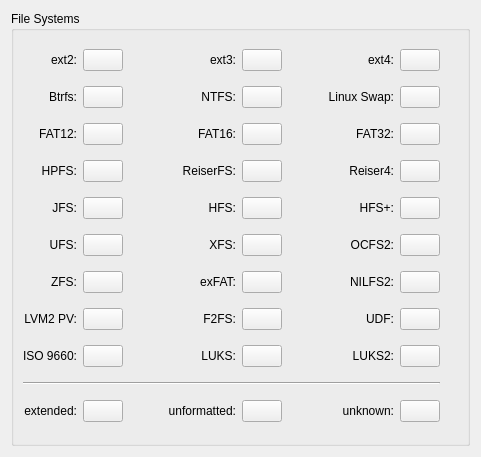
Old version of the form src/config/configurepagefilesystemcolors.ui in the repository KDE/partitionmanager.
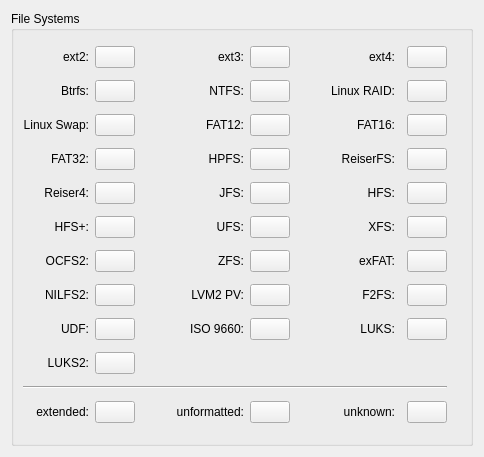
New version of the form. Custom widgets are drawn as their Qt base class.

Commit message: Adding support for detecting linux_raid_member file system.

What changed in the file:
```diff
--- a/src/config/configurepagefilesystemcolors.ui
+++ b/src/config/configurepagefilesystemcolors.ui
@@ -6,7 +6,7 @@
    <rect>
     <x>0</x>
     <y>0</y>
-    <width>481</width>
+    <width>484</width>
     <height>457</height>
    </rect>
   </property>
@@ -94,7 +94,7 @@
         </property>
        </widget>
       </item>
-      <item row="0" column="7">
+      <item row="0" column="8">
        <widget class="KColorButton" name="kcfg_fileSystemColorCodeExt4"/>
       </item>
       <item row="1" column="0">
@@ -156,6 +156,19 @@
        </spacer>
       </item>
       <item row="1" column="6">
+       <widget class="QLabel" name="textLabel_18">
+        <property name="text">
+         <string>Linux RAID:</string>
+        </property>
+        <property name="alignment">
+         <set>Qt::AlignRight|Qt::AlignTrailing|Qt::AlignVCenter</set>
+        </property>
+        <property name="wordWrap">
+         <bool>false</bool>
+        </property>
+       </widget>
+      </item>
+      <item row="2" column="0">
        <widget class="QLabel" name="textLabel_4">
         <property name="text">
          <string>Linux Swap:</string>
@@ -168,24 +181,8 @@
         </property>
        </widget>
       </item>
-      <item row="1" column="7">
-       <widget class="KColorButton" name="kcfg_fileSystemColorCodeLinuxSwap"/>
-      </item>
-      <item row="2" column="0">
-       <widget class="QLabel" name="textLabel_32">
-        <property name="text">
-         <string>FAT12:</string>
-        </property>
-        <property name="alignment">
-         <set>Qt::AlignRight|Qt::AlignTrailing|Qt::AlignVCenter</set>
-        </property>
-        <property name="wordWrap">
-         <bool>false</bool>
-        </property>
-       </widget>
-      </item>
       <item row="2" column="1">
-       <widget class="KColorButton" name="kcfg_fileSystemColorCodeFat12"/>
+       <widget class="KColorButton" name="kcfg_fileSystemColorCodeLinuxSwap"/>
       </item>
       <item row="2" column="2">
        <spacer name="horizontalSpacer_21">
@@ -201,9 +198,9 @@
        </spacer>
       </item>
       <item row="2" column="3">
-       <widget class="QLabel" name="textLabel_6">
+       <widget class="QLabel" name="textLabel_32">
         <property name="text">
-         <string>FAT16:</string>
+         <string>FAT12:</string>
         </property>
         <property name="alignment">
          <set>Qt::AlignRight|Qt::AlignTrailing|Qt::AlignVCenter</set>
@@ -214,7 +211,7 @@
        </widget>
       </item>
       <item row="2" column="4">
-       <widget class="KColorButton" name="kcfg_fileSystemColorCodeFat16"/>
+       <widget class="KColorButton" name="kcfg_fileSystemColorCodeFat12"/>
       </item>
       <item row="2" column="5">
        <spacer name="horizontalSpacer_17">
@@ -230,9 +227,9 @@
        </spacer>
       </item>
       <item row="2" column="6">
-       <widget class="QLabel" name="textLabel_5">
+       <widget class="QLabel" name="textLabel_6">
         <property name="text">
-         <string>FAT32:</string>
+         <string>FAT16:</string>
         </property>
         <property name="alignment">
          <set>Qt::AlignRight|Qt::AlignTrailing|Qt::AlignVCenter</set>
@@ -242,10 +239,10 @@
         </property>
        </widget>
       </item>
-      <item row="2" column="7">
-       <widget class="KColorButton" name="kcfg_fileSystemColorCodeFat32"/>
-      </item>
       <item row="2" column="8">
+       <widget class="KColorButton" name="kcfg_fileSystemColorCodeFat16"/>
+      </item>
+      <item row="2" column="9">
        <spacer name="horizontalSpacer_16">
         <property name="orientation">
          <enum>Qt::Horizontal</enum>
@@ -259,9 +256,9 @@
        </spacer>
       </item>
       <item row="3" column="0">
-       <widget class="QLabel" name="textLabel_10">
+       <widget class="QLabel" name="textLabel_5">
         <property name="text">
-         <string>HPFS:</string>
+         <string>FAT32:</string>
         </property>
         <property name="alignment">
          <set>Qt::AlignRight|Qt::AlignTrailing|Qt::AlignVCenter</set>
@@ -272,7 +269,7 @@
        </widget>
       </item>
       <item row="3" column="1">
-       <widget class="KColorButton" name="kcfg_fileSystemColorCodeHpfs"/>
+       <widget class="KColorButton" name="kcfg_fileSystemColorCodeFat32"/>
       </item>
       <item row="3" column="2">
        <spacer name="horizontalSpacer_6">
@@ -288,9 +285,9 @@
        </spacer>
       </item>
       <item row="3" column="3">
-       <widget class="QLabel" name="textLabel_7">
+       <widget class="QLabel" name="textLabel_10">
         <property name="text">
-         <string>ReiserFS:</string>
+         <string>HPFS:</string>
         </property>
         <property name="alignment">
          <set>Qt::AlignRight|Qt::AlignTrailing|Qt::AlignVCenter</set>
@@ -301,7 +298,7 @@
        </widget>
       </item>
       <item row="3" column="4">
-       <widget class="KColorButton" name="kcfg_fileSystemColorCodeReiserFS"/>
+       <widget class="KColorButton" name="kcfg_fileSystemColorCodeHpfs"/>
       </item>
       <item row="3" column="5">
        <spacer name="horizontalSpacer_5">
@@ -317,6 +314,22 @@
        </spacer>
       </item>
       <item row="3" column="6">
+       <widget class="QLabel" name="textLabel_7">
+        <property name="text">
+         <string>ReiserFS:</string>
+        </property>
+        <property name="alignment">
+         <set>Qt::AlignRight|Qt::AlignTrailing|Qt::AlignVCenter</set>
+        </property>
+        <property name="wordWrap">
+         <bool>false</bool>
+        </property>
+       </widget>
+      </item>
+      <item row="3" column="8">
+       <widget class="KColorButton" name="kcfg_fileSystemColorCodeReiserFS"/>
+      </item>
+      <item row="4" column="0">
        <widget class="QLabel" name="textLabel_8">
         <property name="text">
          <string>Reiser4:</string>
@@ -329,24 +342,8 @@
         </property>
        </widget>
       </item>
-      <item row="3" column="7">
-       <widget class="KColorButton" name="kcfg_fileSystemColorCodeReiser4"/>
-      </item>
-      <item row="4" column="0">
-       <widget class="QLabel" name="textLabel_11">
-        <property name="text">
-         <string>JFS:</string>
-        </property>
-        <property name="alignment">
-         <set>Qt::AlignRight|Qt::AlignTrailing|Qt::AlignVCenter</set>
-        </property>
-        <property name="wordWrap">
-         <bool>false</bool>
-        </property>
-       </widget>
-      </item>
       <item row="4" column="1">
-       <widget class="KColorButton" name="kcfg_fileSystemColorCodeJfs"/>
+       <widget class="KColorButton" name="kcfg_fileSystemColorCodeReiser4"/>
       </item>
       <item row="4" column="2">
        <spacer name="horizontalSpacer_8">
@@ -362,9 +359,9 @@
        </spacer>
       </item>
       <item row="4" column="3">
-       <widget class="QLabel" name="textLabel_12">
+       <widget class="QLabel" name="textLabel_11">
         <property name="text">
-         <string>HFS:</string>
+         <string>JFS:</string>
         </property>
         <property name="alignment">
          <set>Qt::AlignRight|Qt::AlignTrailing|Qt::AlignVCenter</set>
@@ -375,7 +372,7 @@
        </widget>
       </item>
       <item row="4" column="4">
-       <widget class="KColorButton" name="kcfg_fileSystemColorCodeHfs"/>
+       <widget class="KColorButton" name="kcfg_fileSystemColorCodeJfs"/>
       </item>
       <item row="4" column="5">
        <spacer name="horizontalSpacer_7">
@@ -391,6 +388,22 @@
        </spacer>
       </item>
       <item row="4" column="6">
+       <widget class="QLabel" name="textLabel_12">
+        <property name="text">
+         <string>HFS:</string>
+        </property>
+        <property name="alignment">
+         <set>Qt::AlignRight|Qt::AlignTrailing|Qt::AlignVCenter</set>
+        </property>
+        <property name="wordWrap">
+         <bool>false</bool>
+        </property>
+       </widget>
+      </item>
+      <item row="4" column="8">
+       <widget class="KColorButton" name="kcfg_fileSystemColorCodeHfs"/>
+      </item>
+      <item row="5" column="0">
        <widget class="QLabel" name="textLabel_14">
         <property name="text">
          <string>HFS+:</string>
@@ -403,24 +416,8 @@
         </property>
        </widget>
       </item>
-      <item row="4" column="7">
-       <widget class="KColorButton" name="kcfg_fileSystemColorCodeHfsPlus"/>
-      </item>
-      <item row="5" column="0">
-       <widget class="QLabel" name="textLabel_15">
-        <property name="text">
-         <string>UFS:</string>
-        </property>
-        <property name="alignment">
-         <set>Qt::AlignRight|Qt::AlignTrailing|Qt::AlignVCenter</set>
-        </property>
-        <property name="wordWrap">
-         <bool>false</bool>
-        </property>
-       </widget>
-      </item>
       <item row="5" column="1">
-       <widget class="KColorButton" name="kcfg_fileSystemColorCodeUfs"/>
+       <widget class="KColorButton" name="kcfg_fileSystemColorCodeHfsPlus"/>
       </item>
       <item row="5" column="2">
        <spacer name="horizontalSpacer_10">
@@ -436,9 +433,9 @@
        </spacer>
       </item>
       <item row="5" column="3">
-       <widget class="QLabel" name="textLabel_22">
+       <widget class="QLabel" name="textLabel_15">
         <property name="text">
-         <string>XFS:</string>
+         <string>UFS:</string>
         </property>
         <property name="alignment">
          <set>Qt::AlignRight|Qt::AlignTrailing|Qt::AlignVCenter</set>
@@ -449,7 +446,7 @@
        </widget>
       </item>
       <item row="5" column="4">
-       <widget class="KColorButton" name="kcfg_fileSystemColorCodeXfs"/>
+       <widget class="KColorButton" name="kcfg_fileSystemColorCodeUfs"/>
       </item>
       <item row="5" column="5">
        <spacer name="horizontalSpacer_9">
@@ -465,6 +462,22 @@
        </spacer>
       </item>
       <item row="5" column="6">
+       <widget class="QLabel" name="textLabel_22">
+        <property name="text">
+         <string>XFS:</string>
+        </property>
+        <property name="alignment">
+         <set>Qt::AlignRight|Qt::AlignTrailing|Qt::AlignVCenter</set>
+        </property>
+        <property name="wordWrap">
+         <bool>false</bool>
+        </property>
+       </widget>
+      </item>
+      <item row="5" column="8">
+       <widget class="KColorButton" name="kcfg_fileSystemColorCodeXfs"/>
+      </item>
+      <item row="6" column="0">
        <widget class="QLabel" name="textLabel_24">
         <property name="text">
          <string>OCFS2:</string>
@@ -477,24 +490,8 @@
         </property>
        </widget>
       </item>
-      <item row="5" column="7">
-       <widget class="KColorButton" name="kcfg_fileSystemColorCodeOcfs2"/>
-      </item>
-      <item row="6" column="0">
-       <widget class="QLabel" name="textLabel_25">
-        <property name="text">
-         <string>ZFS:</string>
-        </property>
-        <property name="alignment">
-         <set>Qt::AlignRight|Qt::AlignTrailing|Qt::AlignVCenter</set>
-        </property>
-        <property name="wordWrap">
-         <bool>false</bool>
-        </property>
-       </widget>
-      </item>
       <item row="6" column="1">
-       <widget class="KColorButton" name="kcfg_fileSystemColorCodeZfs"/>
+       <widget class="KColorButton" name="kcfg_fileSystemColorCodeOcfs2"/>
       </item>
       <item row="6" column="2">
        <spacer name="horizontalSpacer_13">
@@ -510,17 +507,20 @@
        </spacer>
       </item>
       <item row="6" column="3">
-       <widget class="QLabel" name="textLabel_26">
+       <widget class="QLabel" name="textLabel_25">
         <property name="text">
-         <string>exFAT:</string>
+         <string>ZFS:</string>
         </property>
         <property name="alignment">
          <set>Qt::AlignRight|Qt::AlignTrailing|Qt::AlignVCenter</set>
         </property>
+        <property name="wordWrap">
+         <bool>false</bool>
+        </property>
        </widget>
       </item>
       <item row="6" column="4">
-       <widget class="KColorButton" name="kcfg_fileSystemColorCodeExfat"/>
+       <widget class="KColorButton" name="kcfg_fileSystemColorCodeZfs"/>
       </item>
       <item row="6" column="5">
        <spacer name="horizontalSpacer_14">
@@ -536,6 +536,19 @@
        </spacer>
       </item>
       <item row="6" column="6">
+       <widget class="QLabel" name="textLabel_26">
+        <property name="text">
+         <string>exFAT:</string>
+        </property>
+        <property name="alignment">
+         <set>Qt::AlignRight|Qt::AlignTrailing|Qt::AlignVCenter</set>
+        </property>
+       </widget>
+      </item>
+      <item row="6" column="8">
+       <widget class="KColorButton" name="kcfg_fileSystemColorCodeExfat"/>
+      </item>
+      <item row="7" column="0">
        <widget class="QLabel" name="textLabel_27">
         <property name="text">
          <string>NILFS2:</string>
@@ -545,24 +558,8 @@
         </property>
        </widget>
       </item>
-      <item row="6" column="7">
-       <widget class="KColorButton" name="kcfg_fileSystemColorCodeNilfs2"/>
-      </item>
-      <item row="7" column="0">
-       <widget class="QLabel" name="textLabel_28">
-        <property name="text">
-         <string>LVM2 PV:</string>
-        </property>
-        <property name="alignment">
-         <set>Qt::AlignRight|Qt::AlignTrailing|Qt::AlignVCenter</set>
-        </property>
-        <property name="wordWrap">
-         <bool>false</bool>
-        </property>
-       </widget>
-      </item>
       <item row="7" column="1">
-       <widget class="KColorButton" name="kcfg_fileSystemColorCodeLvm2_PV"/>
+       <widget class="KColorButton" name="kcfg_fileSystemColorCodeNilfs2"/>
       </item>
       <item row="7" column="2">
        <spacer name="horizontalSpacer_22">
@@ -578,9 +575,9 @@
        </spacer>
       </item>
       <item row="7" column="3">
-       <widget class="QLabel" name="textLabel_29">
+       <widget class="QLabel" name="textLabel_28">
         <property name="text">
-         <string>F2FS:</string>
+         <string>LVM2 PV:</string>
         </property>
         <property name="alignment">
          <set>Qt::AlignRight|Qt::AlignTrailing|Qt::AlignVCenter</set>
@@ -591,7 +588,7 @@
        </widget>
       </item>
       <item row="7" column="4">
-       <widget class="KColorButton" name="kcfg_fileSystemColorCodeF2fs"/>
+       <widget class="KColorButton" name="kcfg_fileSystemColorCodeLvm2_PV"/>
       </item>
       <item row="7" column="5">
        <spacer name="horizontalSpacer_18">
@@ -607,6 +604,22 @@
        </spacer>
       </item>
       <item row="7" column="6">
+       <widget class="QLabel" name="textLabel_29">
+        <property name="text">
+         <string>F2FS:</string>
+        </property>
+        <property name="alignment">
+         <set>Qt::AlignRight|Qt::AlignTrailing|Qt::AlignVCenter</set>
+        </property>
+        <property name="wordWrap">
+         <bool>false</bool>
+        </property>
+       </widget>
+      </item>
+      <item row="7" column="8">
+       <widget class="KColorButton" name="kcfg_fileSystemColorCodeF2fs"/>
+      </item>
+      <item row="8" column="0">
        <widget class="QLabel" name="textLabel_30">
         <property name="text">
          <string>UDF:</string>
@@ -619,24 +632,8 @@
         </property>
        </widget>
       </item>
-      <item row="7" column="7">
-       <widget class="KColorButton" name="kcfg_fileSystemColorCodeUdf"/>
-      </item>
-      <item row="8" column="0">
-       <widget class="QLabel" name="textLabel_31">
-        <property name="text">
-         <string>ISO 9660:</string>
-        </property>
-        <property name="alignment">
-         <set>Qt::AlignRight|Qt::AlignTrailing|Qt::AlignVCenter</set>
-        </property>
-        <property name="wordWrap">
-         <bool>false</bool>
-        </property>
-       </widget>
-      </item>
       <item row="8" column="1">
-       <widget class="KColorButton" name="kcfg_fileSystemColorCodeIso9660"/>
+       <widget class="KColorButton" name="kcfg_fileSystemColorCodeUdf"/>
       </item>
       <item row="8" column="2">
        <spacer name="horizontalSpacer_19">
@@ -652,9 +649,9 @@
        </spacer>
       </item>
       <item row="8" column="3">
-       <widget class="QLabel" name="textLabel_20">
+       <widget class="QLabel" name="textLabel_31">
         <property name="text">
-         <string>LUKS:</string>
+         <string>ISO 9660:</string>
         </property>
         <property name="alignment">
          <set>Qt::AlignRight|Qt::AlignTrailing|Qt::AlignVCenter</set>
@@ -665,7 +662,7 @@
        </widget>
       </item>
       <item row="8" column="4">
-       <widget class="KColorButton" name="kcfg_fileSystemColorCodeLuks"/>
+       <widget class="KColorButton" name="kcfg_fileSystemColorCodeIso9660"/>
       </item>
       <item row="8" column="5">
        <spacer name="horizontalSpacer_20">
@@ -681,6 +678,22 @@
        </spacer>
       </item>
       <item row="8" column="6">
+       <widget class="QLabel" name="textLabel_20">
+        <property name="text">
+         <string>LUKS:</string>
+        </property>
+        <property name="alignment">
+         <set>Qt::AlignRight|Qt::AlignTrailing|Qt::AlignVCenter</set>
+        </property>
+        <property name="wordWrap">
+         <bool>false</bool>
+        </property>
+       </widget>
+      </item>
+      <item row="8" column="8">
+       <widget class="KColorButton" name="kcfg_fileSystemColorCodeLuks"/>
+      </item>
+      <item row="9" column="0">
        <widget class="QLabel" name="textLabel_33">
         <property name="text">
          <string>LUKS2:</string>
@@ -693,10 +706,10 @@
         </property>
        </widget>
       </item>
-      <item row="8" column="7">
+      <item row="9" column="1">
        <widget class="KColorButton" name="kcfg_fileSystemColorCodeLuks2"/>
       </item>
-      <item row="10" column="0" colspan="8">
+      <item row="10" column="0" colspan="9">
        <widget class="Line" name="line">
         <property name="orientation">
          <enum>Qt::Horizontal</enum>
@@ -774,9 +787,12 @@
         </property>
        </widget>
       </item>
-      <item row="11" column="7">
+      <item row="11" column="8">
        <widget class="KColorButton" name="kcfg_fileSystemColorCodeUnknown"/>
       </item>
+      <item row="1" column="8">
+       <widget class="KColorButton" name="kcfg_fileSystemColorCodeLinuxRaidMember"/>
+      </item>
      </layout>
     </widget>
    </item>
```
Left out of the diff: 2 changed lines with no effect on the pictures. The commit also changes 1 other file.
